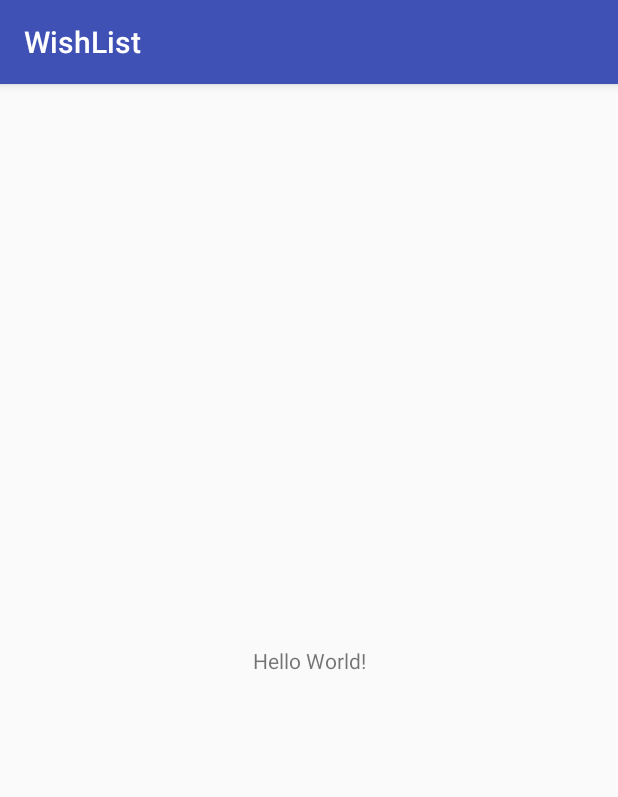
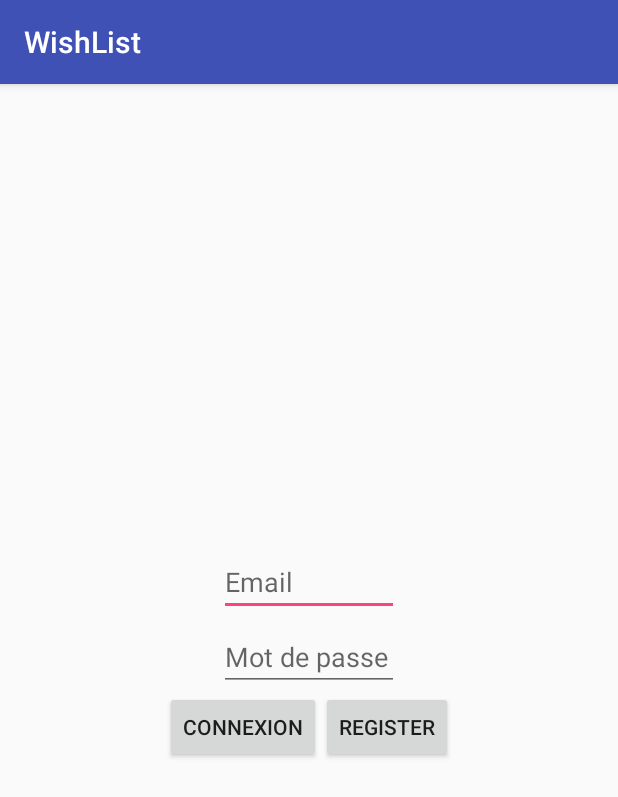
Before and after one commit to xkenzzo31/WishList, an Android app: the screen it shows after launch (MainActivity), on a phone screen of 412 x 824 dp. Shown: the top 797 px of the screen. Run offline under Robolectric (Android 15) with nearby library versions, the phone set to English and light mode, and no system bars; our stand-ins replace Firebase (no records; nobody signed in at launch, a user with empty details on screens opened directly).

Commit message:
config and connection and register done

```diff
--- a/app/src/main/AndroidManifest.xml
+++ b/app/src/main/AndroidManifest.xml
@@ -16,6 +16,7 @@
                 <category android:name="android.intent.category.LAUNCHER" />
             </intent-filter>
         </activity>
+        <activity android:name=".Home_Activity"></activity>
     </application>
 
 </manifest>
--- a/app/src/main/java/com/example/lucas/wishlist/MainActivity.java
+++ b/app/src/main/java/com/example/lucas/wishlist/MainActivity.java
@@ -1,13 +1,96 @@
 package com.example.lucas.wishlist;
 
+import android.content.Intent;
+import android.os.TokenWatcher;
+import android.support.annotation.NonNull;
 import android.support.v7.app.AppCompatActivity;
 import android.os.Bundle;
+import android.view.View;
+import android.widget.Button;
+import android.widget.EditText;
+import android.widget.Toast;
+
+import com.google.android.gms.tasks.OnCompleteListener;
+import com.google.android.gms.tasks.Task;
+import com.google.firebase.auth.AuthResult;
+import com.google.firebase.auth.FirebaseAuth;
+import com.google.firebase.auth.FirebaseUser;
 
 public class MainActivity extends AppCompatActivity {
-
+    private FirebaseAuth mAuth;
     @Override
     protected void onCreate(Bundle savedInstanceState) {
         super.onCreate(savedInstanceState);
         setContentView(R.layout.activity_main);
+        mAuth = FirebaseAuth.getInstance();
+
+    }
+
+    @Override
+    protected void onStart() {
+        super.onStart();
+        // Check if user is signed in (non-null) and update UI accordingly.
+        FirebaseUser currentUser = mAuth.getCurrentUser();
+        updateUI(currentUser);
+
+    }
+
+    private void updateUI(FirebaseUser user){
+        if (user != null){
+            Intent intent = new Intent(this, Home_Activity.class);
+            startActivity(intent);
+            finish();
+        } else {
+            connection();
+        }
+    }
+
+    private void connection(){
+        //Connection !
+        Button connect = (Button) findViewById(R.id.button_connect);
+        connect.setOnClickListener(new View.OnClickListener() {
+            @Override
+            public void onClick(View view) {
+                EditText email = (EditText) findViewById(R.id.nom_de_compte);
+                EditText password = (EditText) findViewById(R.id.mot_de_passe);
+                String ndc = email.getText().toString();
+                String mdp = password.getText().toString();
+                mAuth.signInWithEmailAndPassword(ndc,mdp)
+                        .addOnCompleteListener(MainActivity.this, new OnCompleteListener<AuthResult>() {
+                            @Override
+                            public void onComplete(@NonNull Task<AuthResult> task) {
+                                if (task.isSuccessful()){
+                                    FirebaseUser user = mAuth.getCurrentUser();
+                                    updateUI(user);
+                                } else {
+                                    Toast.makeText(MainActivity.this, "Connect FAIL !", Toast.LENGTH_SHORT).show();
+                                }
+                            }
+                        });
+            }
+        });
+        //Creation
+        Button button = (Button) findViewById(R.id.button_register);
+        button.setOnClickListener(new View.OnClickListener() {
+            @Override
+            public void onClick(View view) {
+                EditText email = (EditText) findViewById(R.id.nom_de_compte);
+                EditText password = (EditText) findViewById(R.id.mot_de_passe);
+                String ndc = email.getText().toString();
+                String mdp = password.getText().toString();
+                mAuth.createUserWithEmailAndPassword(ndc,mdp)
+                        .addOnCompleteListener(MainActivity.this, new OnCompleteListener<AuthResult>() {
+                            @Override
+                            public void onComplete(@NonNull Task<AuthResult> task) {
+                                if (task.isSuccessful()){
+                                    Toast.makeText(MainActivity.this,"TA CREE TON COMPTE ENCULEE", Toast.LENGTH_LONG).show();
+                                } else {
+                                    Toast.makeText(MainActivity.this,"TA PAS CREE TON COMPTE ENCULEE", Toast.LENGTH_LONG).show();
+                                }
+                            }
+                        });
+            }
+        });
+
     }
 }
--- a/app/src/main/res/layout/activity_main.xml
+++ b/app/src/main/res/layout/activity_main.xml
@@ -1,18 +1,43 @@
 <?xml version="1.0" encoding="utf-8"?>
-<android.support.constraint.ConstraintLayout xmlns:android="http://schemas.android.com/apk/res/android"
-    xmlns:app="http://schemas.android.com/apk/res-auto"
+<LinearLayout xmlns:android="http://schemas.android.com/apk/res/android"
     xmlns:tools="http://schemas.android.com/tools"
+    android:orientation="vertical"
     android:layout_width="match_parent"
     android:layout_height="match_parent"
+    android:gravity="center"
     tools:context="com.example.lucas.wishlist.MainActivity">
+    <EditText
+        android:id="@+id/nom_de_compte"
+        android:layout_width="120dp"
+        android:layout_height="40dp"
+        android:hint="Email"
+        />
+    <View
+        android:layout_width="0dp"
+        android:layout_height="10dp"
+    />
+    <EditText
+        android:id="@+id/mot_de_passe"
+        android:layout_width="120dp"
+        android:layout_height="40dp"
+        android:hint="Mot de passe"
+        />
+    <LinearLayout
+        android:orientation="horizontal"
+        android:layout_width="match_parent"
+        android:layout_height="wrap_content"
+        android:gravity="center">
+        <Button
+            android:id="@+id/button_connect"
+            android:text="Connexion"
+            android:layout_width="wrap_content"
+            android:layout_height="wrap_content" />
+        <Button
+            android:id="@+id/button_register"
+            android:text="register"
+            android:layout_width="wrap_content"
+            android:layout_height="wrap_content" />
+    </LinearLayout>
 
-    <TextView
-        android:layout_width="wrap_content"
-        android:layout_height="wrap_content"
-        android:text="Hello World!"
-        app:layout_constraintBottom_toBottomOf="parent"
-        app:layout_constraintLeft_toLeftOf="parent"
-        app:layout_constraintRight_toRightOf="parent"
-        app:layout_constraintTop_toTopOf="parent" />
 
-</android.support.constraint.ConstraintLayout>
+</LinearLayout>
--- a/build.gradle
+++ b/build.gradle
@@ -8,7 +8,7 @@ buildscript {
     }
     dependencies {
         classpath 'com.android.tools.build:gradle:3.0.1'
-
+        classpath 'com.google.gms:google-services:3.1.2'
 
         // NOTE: Do not place your application dependencies here; they belong
         // in the individual module build.gradle files
```
Also changed, not shown: app/build.gradle (+10 -0 lines), app/src/main/java/com/example/lucas/wishlist/Home_Activity.java (added, +36 -0 lines), app/src/main/res/layout/activity_home_.xml (added, +14 -0 lines), 1 other file.
